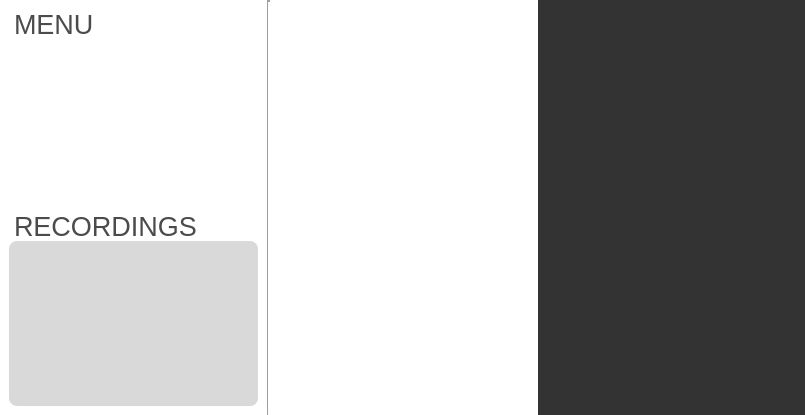
Qt form form.ui (HagaiRaja/AudioAI) before a commit.
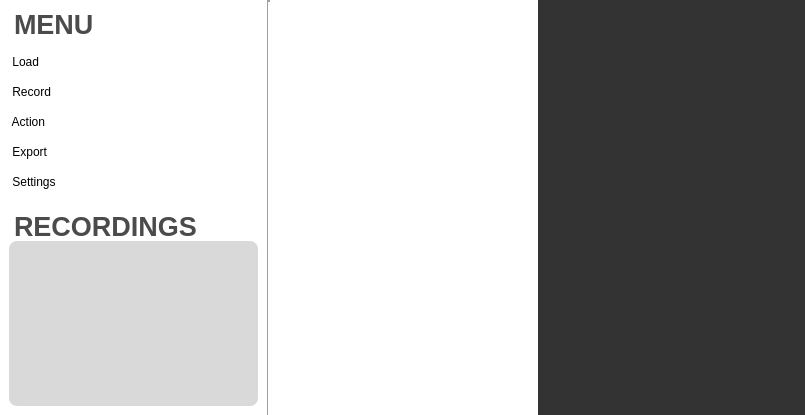
The same form after that commit. Icons and pictures are not drawn.

Commit message: Add icons to layout

```diff
--- a/form.ui
+++ b/form.ui
@@ -41,10 +41,7 @@
       <string notr="true">background-color: rgb(255, 255, 255);border: 0;</string>
      </property>
      <property name="frameShape">
-      <enum>QFrame::Shape::StyledPanel</enum>
-     </property>
-     <property name="frameShadow">
-      <enum>QFrame::Shadow::Raised</enum>
+      <enum>QFrame::NoFrame</enum>
      </property>
      <property name="lineWidth">
       <number>0</number>
@@ -56,10 +53,7 @@
          <string notr="true">border: 0;</string>
         </property>
         <property name="frameShape">
-         <enum>QFrame::Shape::StyledPanel</enum>
-        </property>
-        <property name="frameShadow">
-         <enum>QFrame::Shadow::Raised</enum>
+         <enum>QFrame::NoFrame</enum>
         </property>
         <property name="lineWidth">
          <number>0</number>
@@ -92,10 +86,7 @@
             <string notr="true">border: 0;</string>
            </property>
            <property name="frameShape">
-            <enum>QFrame::Shape::StyledPanel</enum>
-           </property>
-           <property name="frameShadow">
-            <enum>QFrame::Shadow::Raised</enum>
+            <enum>QFrame::NoFrame</enum>
            </property>
            <property name="lineWidth">
             <number>0</number>
@@ -118,6 +109,13 @@
             </property>
             <item>
              <widget class="QLabel" name="label">
+              <property name="font">
+               <font>
+                <pointsize>20</pointsize>
+                <weight>75</weight>
+                <bold>true</bold>
+               </font>
+              </property>
               <property name="styleSheet">
                <string notr="true">color: #4B4B4B;
 font-size: 20pt;</string>
@@ -139,14 +137,133 @@
             <string notr="true">border: 0;</string>
            </property>
            <property name="frameShape">
-            <enum>QFrame::Shape::NoFrame</enum>
-           </property>
-           <property name="frameShadow">
-            <enum>QFrame::Shadow::Raised</enum>
+            <enum>QFrame::NoFrame</enum>
            </property>
            <property name="lineWidth">
             <number>0</number>
            </property>
+           <layout class="QVBoxLayout" name="verticalLayout_4">
+            <property name="spacing">
+             <number>0</number>
+            </property>
+            <property name="leftMargin">
+             <number>0</number>
+            </property>
+            <property name="topMargin">
+             <number>0</number>
+            </property>
+            <property name="rightMargin">
+             <number>0</number>
+            </property>
+            <property name="bottomMargin">
+             <number>0</number>
+            </property>
+            <item>
+             <widget class="QPushButton" name="pushButton">
+              <property name="font">
+               <font>
+                <kerning>false</kerning>
+               </font>
+              </property>
+              <property name="styleSheet">
+               <string notr="true">text-align: left;</string>
+              </property>
+              <property name="text">
+               <string> Load</string>
+              </property>
+              <property name="icon">
+               <iconset resource="resource.qrc">
+                <normaloff>:/Icons/images/icons/icons8-import_gray.png</normaloff>:/Icons/images/icons/icons8-import_gray.png</iconset>
+              </property>
+              <property name="iconSize">
+               <size>
+                <width>25</width>
+                <height>25</height>
+               </size>
+              </property>
+             </widget>
+            </item>
+            <item>
+             <widget class="QPushButton" name="pushButton_3">
+              <property name="styleSheet">
+               <string notr="true">text-align: left;</string>
+              </property>
+              <property name="text">
+               <string> Record</string>
+              </property>
+              <property name="icon">
+               <iconset resource="resource.qrc">
+                <normaloff>:/Icons/images/icons/icons8-record_gray.png</normaloff>:/Icons/images/icons/icons8-record_gray.png</iconset>
+              </property>
+              <property name="iconSize">
+               <size>
+                <width>25</width>
+                <height>25</height>
+               </size>
+              </property>
+             </widget>
+            </item>
+            <item>
+             <widget class="QPushButton" name="pushButton_4">
+              <property name="styleSheet">
+               <string notr="true">text-align: left;</string>
+              </property>
+              <property name="text">
+               <string> Action</string>
+              </property>
+              <property name="icon">
+               <iconset resource="resource.qrc">
+                <normaloff>:/Icons/images/icons/icons8-run-command_gray.png</normaloff>:/Icons/images/icons/icons8-run-command_gray.png</iconset>
+              </property>
+              <property name="iconSize">
+               <size>
+                <width>25</width>
+                <height>25</height>
+               </size>
+              </property>
+             </widget>
+            </item>
+            <item>
+             <widget class="QPushButton" name="pushButton_2">
+              <property name="styleSheet">
+               <string notr="true">text-align: left;</string>
+              </property>
+              <property name="text">
+               <string> Export</string>
+              </property>
+              <property name="icon">
+               <iconset resource="resource.qrc">
+                <normaloff>:/Icons/images/icons/icons8-export-pdf_gray.png</normaloff>:/Icons/images/icons/icons8-export-pdf_gray.png</iconset>
+              </property>
+              <property name="iconSize">
+               <size>
+                <width>25</width>
+                <height>25</height>
+               </size>
+              </property>
+             </widget>
+            </item>
+            <item>
+             <widget class="QPushButton" name="pushButton_5">
+              <property name="styleSheet">
+               <string notr="true">text-align: left;</string>
+              </property>
+              <property name="text">
+               <string> Settings</string>
+              </property>
+              <property name="icon">
+               <iconset resource="resource.qrc">
+                <normaloff>:/Icons/images/icons/icons8-setting_gray.png</normaloff>:/Icons/images/icons/icons8-setting_gray.png</iconset>
+              </property>
+              <property name="iconSize">
+               <size>
+                <width>25</width>
+                <height>25</height>
+               </size>
+              </property>
+             </widget>
+            </item>
+           </layout>
           </widget>
          </item>
         </layout>
@@ -158,10 +275,7 @@
          <string notr="true">border: 0;</string>
         </property>
         <property name="frameShape">
-         <enum>QFrame::Shape::StyledPanel</enum>
-        </property>
-        <property name="frameShadow">
-         <enum>QFrame::Shadow::Raised</enum>
+         <enum>QFrame::NoFrame</enum>
         </property>
         <property name="lineWidth">
          <number>0</number>
@@ -194,10 +308,7 @@
             <string notr="true">border: 0;</string>
            </property>
            <property name="frameShape">
-            <enum>QFrame::Shape::StyledPanel</enum>
-           </property>
-           <property name="frameShadow">
-            <enum>QFrame::Shadow::Raised</enum>
+            <enum>QFrame::NoFrame</enum>
            </property>
            <layout class="QHBoxLayout" name="horizontalLayout_3">
             <property name="spacing">
@@ -217,6 +328,13 @@
             </property>
             <item>
              <widget class="QLabel" name="label_2">
+              <property name="font">
+               <font>
+                <pointsize>20</pointsize>
+                <weight>75</weight>
+                <bold>true</bold>
+               </font>
+              </property>
               <property name="styleSheet">
                <string notr="true">color: #4B4B4B;
 font-size: 20pt;</string>
```
Left out of the diff: 21 changed lines with no effect on the pictures. The commit also changes 16 other files.
